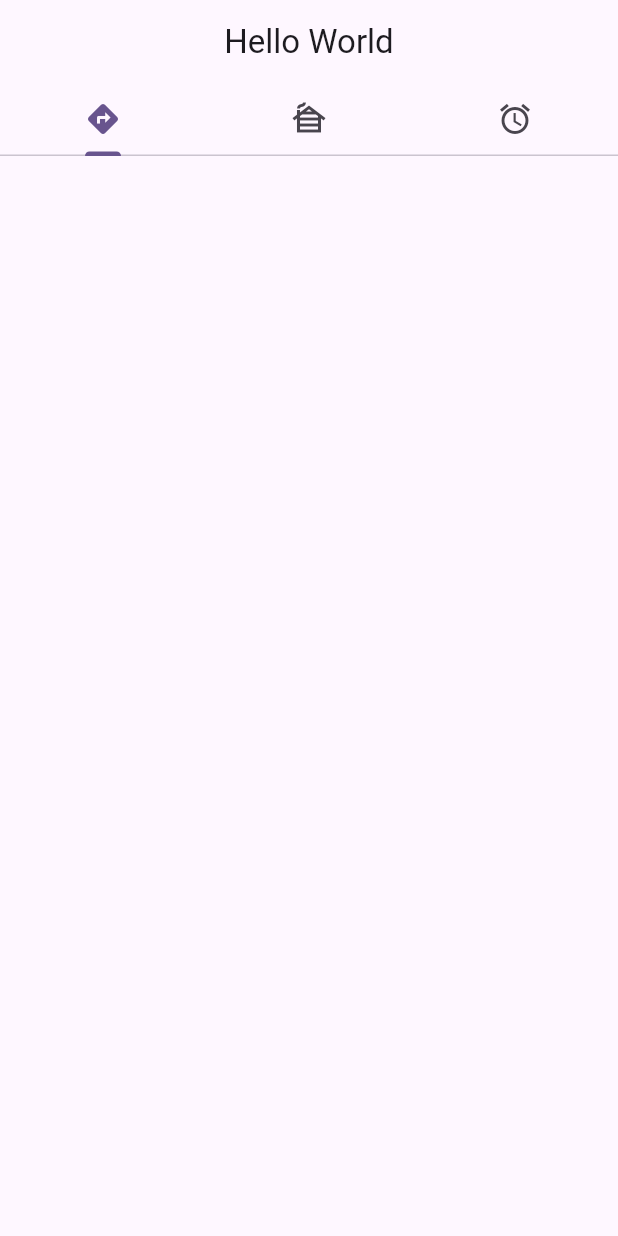
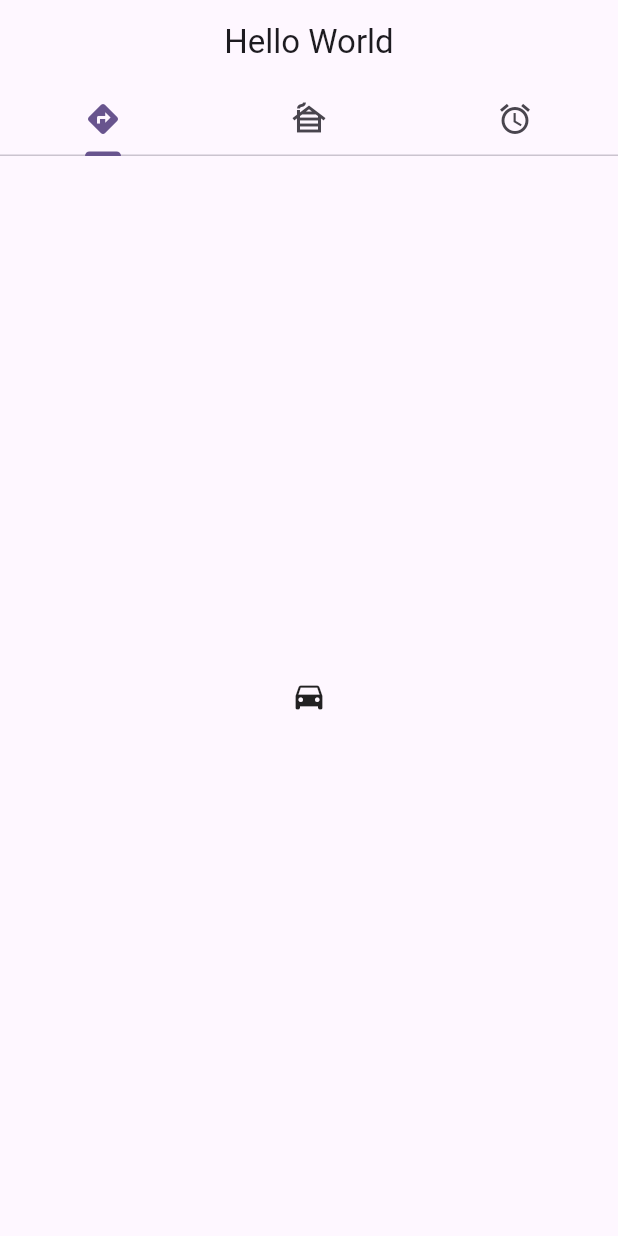
Before and after one commit to Tosin8/flutter_cookbook, a Flutter app: the screen it shows after launch, on a phone screen of 412 x 824 dp. Run offline on Flutter 3.47's test engine with Material 2 defaults, Android fonts, the phone set to English and light mode, and no system bars.

```diff
--- a/lib/design/using_tabs.dart
+++ b/lib/design/using_tabs.dart
@@ -23,6 +23,57 @@ class Tab_Control extends StatelessWidget {
           title: const Text('Hello World'),
           centerTitle: true,
         ),
+        body: TabBarView(
+            children: [const Icon(Icons.directions_car), page2(), page3()]),
+      ),
+    );
+  }
+
+  Container page3() {
+    return Container(
+      decoration: const BoxDecoration(color: Colors.yellow),
+      child: ListView(
+        children: [
+          Row(
+            mainAxisAlignment: MainAxisAlignment.spaceBetween,
+            children: [
+              Image.asset(''),
+              const Text(
+                'Housing',
+                style: TextStyle(fontSize: 30, fontWeight: FontWeight.bold),
+              )
+            ],
+          )
+        ],
+      ),
+    );
+  }
+
+  Container page2() {
+    return Container(
+      decoration: const BoxDecoration(color: Colors.blue),
+      child: ListView(
+        children: [
+          Container(
+            decoration: const BoxDecoration(
+              color: Colors.pink,
+            ),
+            height: 300,
+            width: 300,
+          ),
+          Container(
+            decoration: const BoxDecoration(color: Colors.green),
+            height: 300,
+            width: 300,
+          ),
+          Container(
+            decoration: const BoxDecoration(
+              color: Colors.pink,
+            ),
+            height: 300,
+            width: 300,
+          ),
+        ],
       ),
     );
   }
--- a/lib/main.dart
+++ b/lib/main.dart
@@ -1,7 +1,5 @@
 import 'package:flutter/material.dart';
-import 'package:flutter_cookbook/design/orientation.dart';
 
-import 'package:flutter_cookbook/design/snack_bar.dart';
 import 'package:flutter_cookbook/design/using_tabs.dart';
 
 void main() {
@@ -16,6 +14,7 @@ class MyApp extends StatelessWidget {
   Widget build(BuildContext context) {
     return MaterialApp(
       title: 'Flutter Demo',
+      debugShowCheckedModeBanner: false,
       theme: ThemeData(
         colorScheme: ColorScheme.fromSeed(seedColor: Colors.deepPurple),
         useMaterial3: true,
```
Also changed, not shown: lib/effects/download_button.dart (added).
